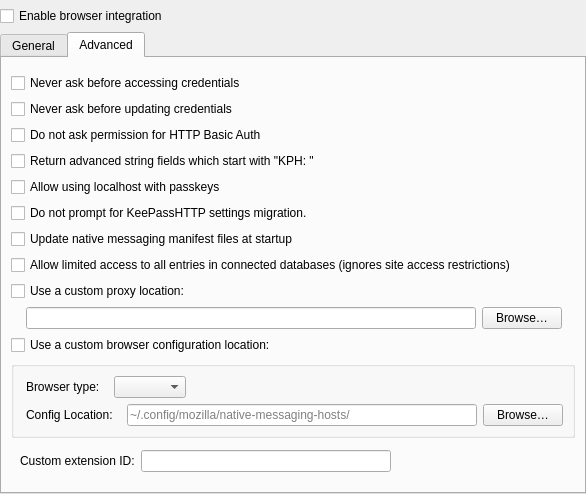
LeegenSteven/They-know-your-passwords, file keepassxc-develop/src/browser/BrowserSettingsWidget.ui: the form before one commit.
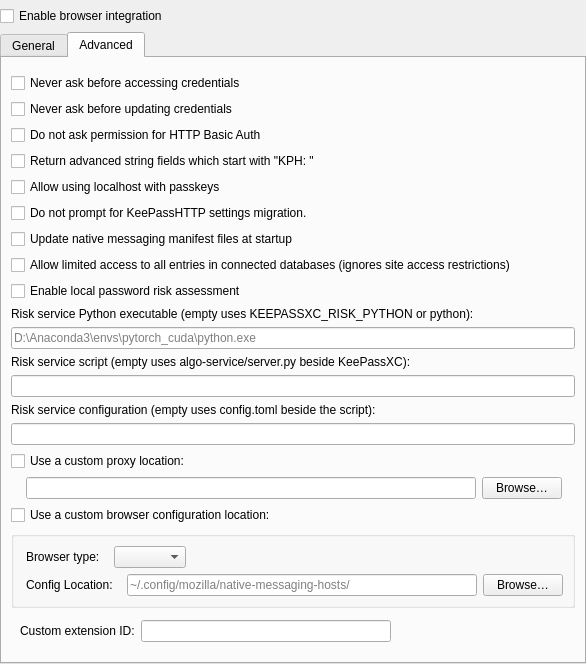
The form after the commit. The open tabs and pages were chosen to show the change. Custom widgets are drawn as their Qt base class.

Commit message: feat: add local password risk assessment prototype

```diff
--- a/keepassxc-develop/src/browser/BrowserSettingsWidget.ui
+++ b/keepassxc-develop/src/browser/BrowserSettingsWidget.ui
@@ -350,6 +350,50 @@
          </property>
         </widget>
        </item>
+       <item>
+        <widget class="QCheckBox" name="enableRiskAssessment">
+         <property name="toolTip">
+          <string>Runs RankGuess and PARD in a local child process over standard input and output.</string>
+         </property>
+         <property name="text">
+          <string>Enable local password risk assessment</string>
+         </property>
+        </widget>
+       </item>
+       <item>
+        <widget class="QLabel" name="riskPythonLabel">
+         <property name="text">
+          <string>Risk service Python executable (empty uses KEEPASSXC_RISK_PYTHON or python):</string>
+         </property>
+        </widget>
+       </item>
+       <item>
+        <widget class="QLineEdit" name="riskPythonExecutable">
+         <property name="placeholderText">
+          <string>D:\Anaconda3\envs\pytorch_cuda\python.exe</string>
+         </property>
+        </widget>
+       </item>
+       <item>
+        <widget class="QLabel" name="riskServiceLabel">
+         <property name="text">
+          <string>Risk service script (empty uses algo-service/server.py beside KeePassXC):</string>
+         </property>
+        </widget>
+       </item>
+       <item>
+        <widget class="QLineEdit" name="riskServiceScript"/>
+       </item>
+       <item>
+        <widget class="QLabel" name="riskConfigLabel">
+         <property name="text">
+          <string>Risk service configuration (empty uses config.toml beside the script):</string>
+         </property>
+        </widget>
+       </item>
+       <item>
+        <widget class="QLineEdit" name="riskServiceConfig"/>
+       </item>
        <item>
         <widget class="QCheckBox" name="useCustomProxy">
          <property name="toolTip">
```
Left out of the diff: 2 changed lines with no effect on the pictures. The commit also changes 266 other files.
